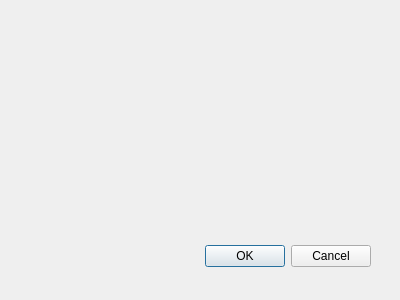
Before: the Qt Designer form src/libengrid/guiypluscalculator.ui in enGits/engrid, drawn with Qt 5.
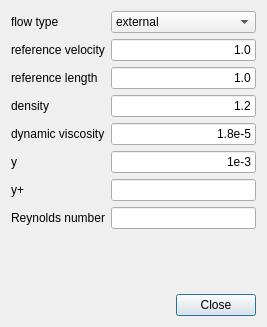
After: the same form once the commit is applied.

```diff
--- a/src/libengrid/guiypluscalculator.ui
+++ b/src/libengrid/guiypluscalculator.ui
@@ -1,36 +1,181 @@
-<ui version="4.0" >
- <author></author>
- <comment></comment>
- <exportmacro></exportmacro>
- <class>Dialog</class>
- <widget class="QDialog" name="Dialog" >
-  <property name="geometry" >
+<?xml version="1.0" encoding="UTF-8"?>
+<ui version="4.0">
+ <class>GuiYPlusCalculator</class>
+ <widget class="QDialog" name="GuiYPlusCalculator">
+  <property name="geometry">
    <rect>
     <x>0</x>
     <y>0</y>
-    <width>400</width>
-    <height>300</height>
+    <width>267</width>
+    <height>327</height>
    </rect>
   </property>
   <property name="windowTitle" >
    <string>Dialog</string>
   </property>
-  <widget class="QDialogButtonBox" name="buttonBox" >
-   <property name="geometry" >
-    <rect>
-     <x>30</x>
-     <y>240</y>
-     <width>341</width>
-     <height>32</height>
-    </rect>
-   </property>
-   <property name="orientation" >
-    <enum>Qt::Horizontal</enum>
-   </property>
-   <property name="standardButtons" >
-    <set>QDialogButtonBox::Cancel|QDialogButtonBox::Ok</set>
-   </property>
-  </widget>
+  <layout class="QVBoxLayout" name="verticalLayout">
+   <item>
+    <layout class="QFormLayout" name="formLayout">
+     <item row="1" column="0">
+      <widget class="QLabel" name="label">
+       <property name="text">
+        <string>reference velocity</string>
+       </property>
+      </widget>
+     </item>
+     <item row="1" column="1">
+      <widget class="QLineEdit" name="m_LineEditU">
+       <property name="text">
+        <string>1.0</string>
+       </property>
+       <property name="alignment">
+        <set>Qt::AlignRight|Qt::AlignTrailing|Qt::AlignVCenter</set>
+       </property>
+      </widget>
+     </item>
+     <item row="2" column="0">
+      <widget class="QLabel" name="label_4">
+       <property name="text">
+        <string>reference length</string>
+       </property>
+      </widget>
+     </item>
+     <item row="2" column="1">
+      <widget class="QLineEdit" name="m_LineEditL">
+       <property name="text">
+        <string>1.0</string>
+       </property>
+       <property name="alignment">
+        <set>Qt::AlignRight|Qt::AlignTrailing|Qt::AlignVCenter</set>
+       </property>
+      </widget>
+     </item>
+     <item row="6" column="0">
+      <widget class="QLabel" name="label_5">
+       <property name="text">
+        <string>y+</string>
+       </property>
+      </widget>
+     </item>
+     <item row="5" column="0">
+      <widget class="QLabel" name="label_3">
+       <property name="text">
+        <string>y</string>
+       </property>
+      </widget>
+     </item>
+     <item row="6" column="1">
+      <widget class="QLineEdit" name="m_LineEditYPlus">
+       <property name="alignment">
+        <set>Qt::AlignRight|Qt::AlignTrailing|Qt::AlignVCenter</set>
+       </property>
+      </widget>
+     </item>
+     <item row="5" column="1">
+      <widget class="QLineEdit" name="m_LineEditY">
+       <property name="text">
+        <string>1e-3</string>
+       </property>
+       <property name="alignment">
+        <set>Qt::AlignRight|Qt::AlignTrailing|Qt::AlignVCenter</set>
+       </property>
+      </widget>
+     </item>
+     <item row="3" column="0">
+      <widget class="QLabel" name="label_2">
+       <property name="text">
+        <string>density</string>
+       </property>
+      </widget>
+     </item>
+     <item row="4" column="0">
+      <widget class="QLabel" name="label_6">
+       <property name="text">
+        <string>dynamic viscosity</string>
+       </property>
+      </widget>
+     </item>
+     <item row="3" column="1">
+      <widget class="QLineEdit" name="m_LineEditRho">
+       <property name="text">
+        <string>1.2</string>
+       </property>
+       <property name="alignment">
+        <set>Qt::AlignRight|Qt::AlignTrailing|Qt::AlignVCenter</set>
+       </property>
+      </widget>
+     </item>
+     <item row="4" column="1">
+      <widget class="QLineEdit" name="m_LineEditMu">
+       <property name="text">
+        <string>1.8e-5</string>
+       </property>
+       <property name="alignment">
+        <set>Qt::AlignRight|Qt::AlignTrailing|Qt::AlignVCenter</set>
+       </property>
+      </widget>
+     </item>
+     <item row="7" column="0">
+      <widget class="QLabel" name="label_7">
+       <property name="text">
+        <string>Reynolds number</string>
+       </property>
+      </widget>
+     </item>
+     <item row="7" column="1">
+      <widget class="QLineEdit" name="m_LineEditRe">
+       <property name="alignment">
+        <set>Qt::AlignRight|Qt::AlignTrailing|Qt::AlignVCenter</set>
+       </property>
+      </widget>
+     </item>
+     <item row="0" column="1">
+      <widget class="QComboBox" name="m_ComboBoxFlowType">
+       <item>
+        <property name="text">
+         <string>external</string>
+        </property>
+       </item>
+       <item>
+        <property name="text">
+         <string>internal</string>
+        </property>
+       </item>
+      </widget>
+     </item>
+     <item row="0" column="0">
+      <widget class="QLabel" name="label_8">
+       <property name="text">
+        <string>flow type</string>
+       </property>
+      </widget>
+     </item>
+    </layout>
+   </item>
+   <item>
+    <spacer name="verticalSpacer">
+     <property name="orientation">
+      <enum>Qt::Vertical</enum>
+     </property>
+     <property name="sizeHint" stdset="0">
+      <size>
+       <width>20</width>
+       <height>40</height>
+      </size>
+     </property>
+    </spacer>
+   </item>
+   <item>
+    <widget class="QDialogButtonBox" name="buttonBox">
+     <property name="orientation">
+      <enum>Qt::Horizontal</enum>
+     </property>
+     <property name="standardButtons">
+      <set>QDialogButtonBox::Close</set>
+     </property>
+    </widget>
+   </item>
+  </layout>
  </widget>
  <pixmapfunction></pixmapfunction>
  <resources/>
```
Left out of the diff: 27 changed lines with no effect on the pictures.
